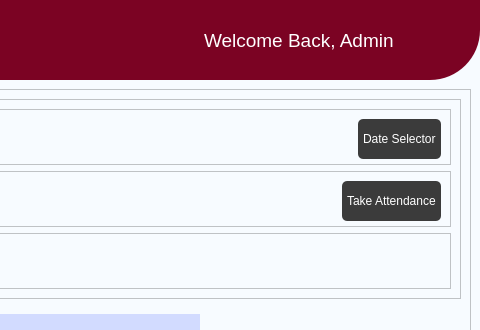
Before: the Qt Designer form main.ui in chiub2/CMPT496FR, drawn with Qt 5; both pictures show x 720 to 1200 and y 0 to 330 of the 1200 by 791 pixel window.
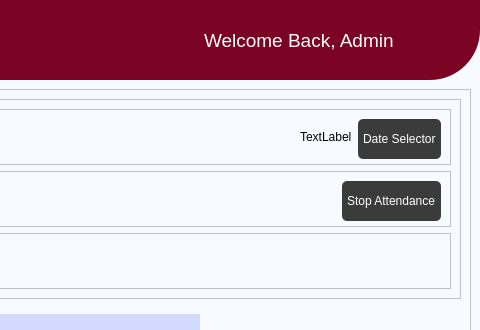
After: the same form once the commit is applied. The open tabs and pages were chosen to show the change. Icons and pictures are not drawn.

```diff
--- a/main.ui
+++ b/main.ui
@@ -355,6 +355,16 @@
                        </property>
                       </spacer>
                      </item>
+                     <item>
+                      <widget class="QLabel" name="label_2">
+                       <property name="text">
+                        <string>TextLabel</string>
+                       </property>
+                       <property name="margin">
+                        <number>10</number>
+                       </property>
+                      </widget>
+                     </item>
                      <item>
                       <widget class="QPushButton" name="dateSelectorButton">
                        <property name="minimumSize">
@@ -414,7 +424,7 @@
                         </size>
                        </property>
                        <property name="text">
-                        <string>Take Attendance</string>
+                        <string>Stop Attendance</string>
                        </property>
                       </widget>
                      </item>
```
Left out of the diff: 10 changed lines with no effect on the pictures.
